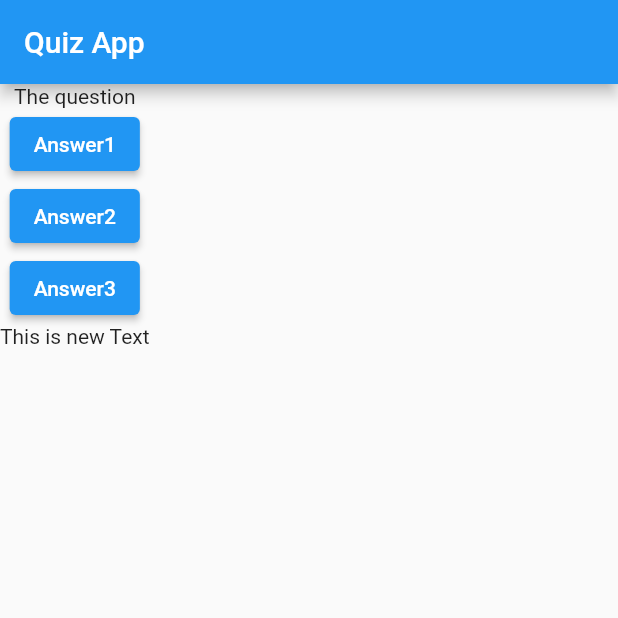
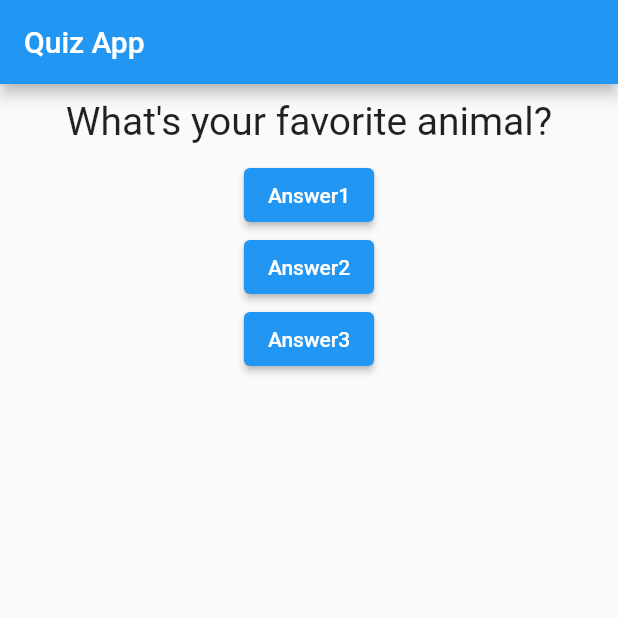
Before and after one commit to shawon-majid/Personality-Test-App-with-Flutter, a Flutter app: the screen it shows after launch, after a tap on "Answer1", on a phone screen of 412 x 824 dp, the top half of it. Run offline on Flutter 3.47's test engine with Material 2 defaults, Android fonts, the phone set to English and light mode, and no system bars.

Commit message:
added question widget and styling

```diff
--- a/lib/main.dart
+++ b/lib/main.dart
@@ -1,45 +1,66 @@
 import 'package:flutter/material.dart';
+
+import './question.dart';
 
 void main() => runApp(MyApp());
 
-class MyApp extends StatelessWidget {
-  void answer1() {
-    print('answer 1 pressed');
+class MyApp extends StatefulWidget {
+  @override
+  State<StatefulWidget> createState() {
+    // TODO: implement createState
+
+    return _MyAppState();
+  }
 }
 
-  void answer2() {
-    print('answer 2 pressed');
-  }
+class _MyAppState extends State<MyApp> {
+  var _questionIndex = 0;
 
-  void answer3() {
-    print('answer 3 pressed');
+  void answerQuestion() {
+    setState(() {});
+    _questionIndex = (_questionIndex + 1) % 3;
+
+    print(_questionIndex);
   }
 
   @override
   Widget build(BuildContext context) {
+    var questions = [
+      'What\'s your favorite color?',
+      'What\'s your favorite animal?',
+      'What\'s your favorite book?'
+    ];
+
     return MaterialApp(
       home: Scaffold(
         appBar: AppBar(
-            title: Text('Quiz App'),
+          // foregroundColor: Color(12),
+          // backgroundColor: Color.fromARGB(255, 255, 0, 0),
+          title: Text(
+            'Quiz App',
+            // style: TextStyle(color: Color.fromARGB(255, 0, 0, 0)),
+          ),
         ),
         body: Column(
           children: [
-              Text('The question'),
+            Question(
+              questions[_questionIndex],
+            ),
             ElevatedButton(
               child: Text('Answer1'),
-                onPressed: answer1,
+              onPressed: answerQuestion,
             ),
             ElevatedButton(
               child: Text('Answer2'),
-                onPressed: answer2,
+              onPressed: answerQuestion,
             ),
             ElevatedButton(
               child: Text('Answer3'),
-                onPressed: answer3,
+              onPressed: answerQuestion,
             ),
-              Text("This is new Text"),
           ],
-          )),
+        ),
+      ),
     );
   }
 }
--- /dev/null
+++ b/lib/question.dart
@@ -0,0 +1,20 @@
+import 'package:flutter/material.dart';
+
+class Question extends StatelessWidget {
+  final String questionText;
+
+  Question(this.questionText);
+
+  @override
+  Widget build(BuildContext context) {
+    return Container(
+      margin: EdgeInsets.all(10),
+      width: double.infinity,
+      child: Text(
+        questionText,
+        style: TextStyle(fontSize: 26),
+        textAlign: TextAlign.center,
+      ),
+    );
+  }
+}
```
Lines whose indentation alone changed are shown as unchanged.
